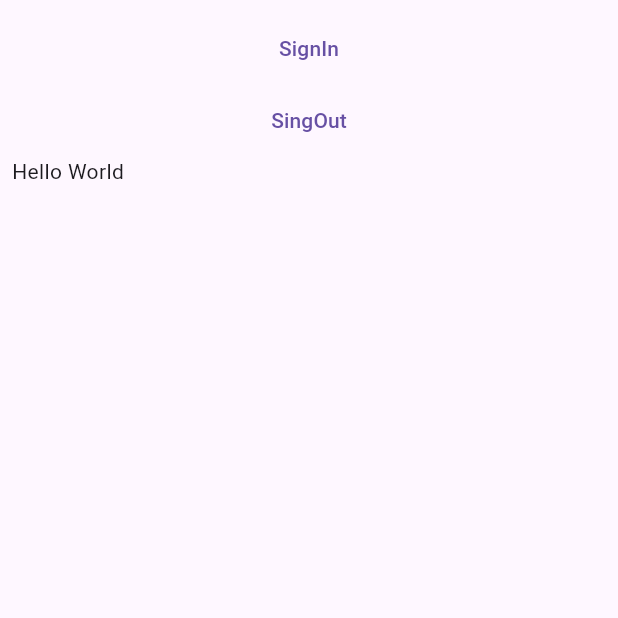
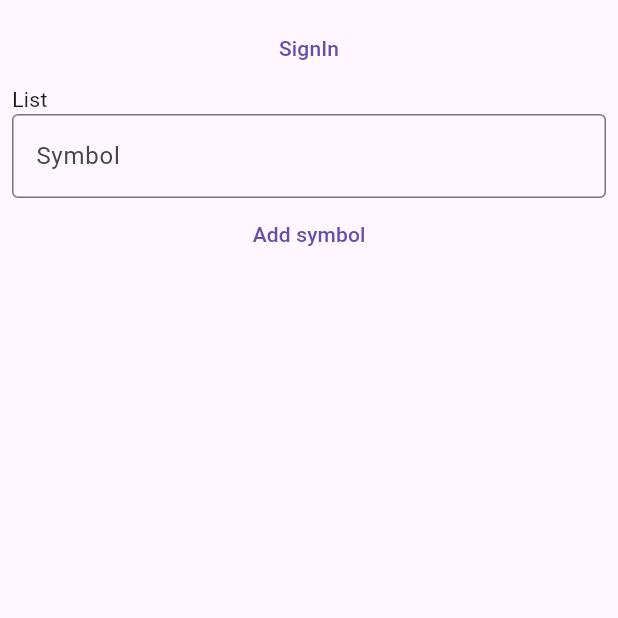
Before and after one commit to neryadrian/utn_flutter, a Flutter app: the screen it shows after launch, after a tap on "SignIn", on a phone screen of 412 x 824 dp, the top half of it. Run offline on Flutter 3.47's test engine with Material 3 defaults, Android fonts, the phone set to English and light mode, and no system bars; our stand-ins replace firebase_auth, firebase_core, google_sign_in; accounts and stored records are empty; network calls fail.

Commit message:
Added Firestore dependency. Created AuthFrame component

```diff
--- /dev/null
+++ b/lib/components/auth_frame.dart
@@ -0,0 +1,67 @@
+import 'package:firebase_auth/firebase_auth.dart';
+import 'package:flutter/material.dart';
+import 'package:google_sign_in/google_sign_in.dart';
+
+class AuthFrame extends StatefulWidget {
+  @override
+  State<StatefulWidget> createState() => _AuthFrameState();
+}
+
+class _AuthFrameState extends State<AuthFrame> {
+  User? _user;
+
+  @override
+  initState() {
+    FirebaseAuth.instance.authStateChanges().listen((User? user) {
+      setState(() {
+        _user = user;
+      });
+      print('AuthListener user' + user.toString());
+    });
+    super.initState();
+  }
+
+  Future<UserCredential> _signInWithGoogle() async {
+    // Trigger the authentication flow
+    final GoogleSignInAccount? googleUser = await GoogleSignIn().signIn();
+
+    // Obtain the auth details from the request
+    final GoogleSignInAuthentication? googleAuth =
+        await googleUser?.authentication;
+
+    // Create a new credential
+    final credential = GoogleAuthProvider.credential(
+      accessToken: googleAuth?.accessToken,
+      idToken: googleAuth?.idToken,
+    );
+
+    // Once signed in, return the UserCredential
+    final UserCredential signInResult =
+        await FirebaseAuth.instance.signInWithCredential(credential);
+    return signInResult;
+  }
+
+  Future<void> _signOutWithGoogle() async {
+    FirebaseAuth.instance.signOut();
+  }
+
+  @override
+  Widget build(BuildContext context) {
+    if (_user is User) {
+      return (Row(
+        children: [
+          Text(_user?.displayName ?? ''),
+          TextButton(
+            onPressed: () => {_signOutWithGoogle()},
+            child: const Text('SignOut'),
+          ),
+        ],
+      ));
+    } else {
+      return (TextButton(
+        onPressed: () => {_signInWithGoogle()},
+        child: const Text('SignIn'),
+      ));
+    }
+  }
+}
--- a/lib/main.dart
+++ b/lib/main.dart
@@ -1,7 +1,7 @@
 import 'package:firebase_auth/firebase_auth.dart';
 import 'package:firebase_core/firebase_core.dart';
 import 'package:flutter/material.dart';
-import 'package:google_sign_in/google_sign_in.dart';
+import 'package:utn_flutter/components/auth_frame.dart';
 
 import 'firebase_options.dart';
 
@@ -40,43 +40,21 @@ class MainApp extends StatelessWidget {
         body: ListView(
           padding: const EdgeInsets.all(8.0),
           children: [
-            TextButton(
-              onPressed: () => {signInWithGoogle()},
-              child: const Text('SignIn'),
+            AuthFrame(),
+            const Text('List'),
+            const TextField(
+              decoration: InputDecoration(
+                  border: OutlineInputBorder(), labelText: 'Symbol'),
             ),
             TextButton(
-              onPressed: () => {signOutWithGoogle()},
-              child: const Text('SingOut'),
+              onPressed: () {
+                print('Add symbol pressed');
+              },
+              child: const Text('Add symbol'),
             ),
-            const Text('Hello World'),
           ],
         ),
       ),
     );
   }
 }
-
-Future<UserCredential> signInWithGoogle() async {
-  // Trigger the authentication flow
-  final GoogleSignInAccount? googleUser = await GoogleSignIn().signIn();
-
-  // Obtain the auth details from the request
-  final GoogleSignInAuthentication? googleAuth =
-      await googleUser?.authentication;
-
-  // Create a new credential
-  final credential = GoogleAuthProvider.credential(
-    accessToken: googleAuth?.accessToken,
-    idToken: googleAuth?.idToken,
-  );
-
-  // Once signed in, return the UserCredential
-  final UserCredential signInResult =
-      await FirebaseAuth.instance.signInWithCredential(credential);
-  print('SignInResult:' + signInResult.toString());
-  return signInResult;
-}
-
-Future<void> signOutWithGoogle() async {
-  FirebaseAuth.instance.signOut();
-}
--- a/pubspec.yaml
+++ b/pubspec.yaml
@@ -12,6 +12,7 @@ dependencies:
   firebase_core: ^3.3.0
   firebase_auth: ^5.1.4
   google_sign_in: ^6.2.1
+  cloud_firestore: ^5.3.0
 
 dev_dependencies:
   flutter_test:
```
Also changed, not shown: pubspec.lock.
